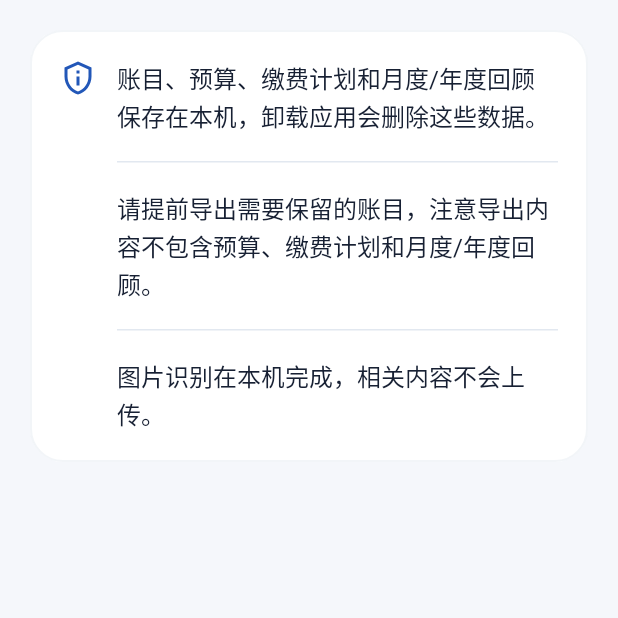
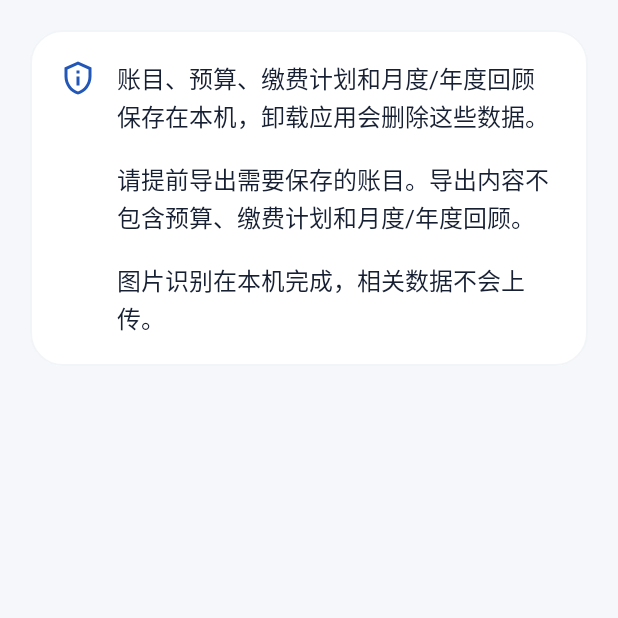
Before and after one commit to Ouniverse-X/AeroLedger, an Android app built with Jetpack Compose: the composable DataPrivacyScreen shown on its own in the app's theme, on a phone screen of 412 x 824 dp, the top half of it. Run offline under Robolectric (Android 15) with nearby library versions, the phone set to English and light mode, and no system bars.

Commit message:
Update data privacy copy without dividers

```diff
--- a/app/src/main/java/cn/edu/buaa/ledger/ui/LedgerRoot.kt
+++ b/app/src/main/java/cn/edu/buaa/ledger/ui/LedgerRoot.kt
@@ -332,10 +332,8 @@ private enum class Destination(val title: String, val icon: androidx.compose.ui.
                 Icon(Icons.Outlined.PrivacyTip,null,tint=MaterialTheme.colorScheme.primary)
                 Column(Modifier.weight(1f),verticalArrangement=Arrangement.spacedBy(18.dp)) {
                     Text("账目、预算、缴费计划和月度/年度回顾保存在本机，卸载应用会删除这些数据。",style=MaterialTheme.typography.bodyLarge)
-                    HorizontalDivider(color=MaterialTheme.colorScheme.outlineVariant)
-                    Text("请提前导出需要保留的账目，注意导出内容不包含预算、缴费计划和月度/年度回顾。",style=MaterialTheme.typography.bodyLarge)
-                    HorizontalDivider(color=MaterialTheme.colorScheme.outlineVariant)
-                    Text("图片识别在本机完成，相关内容不会上传。",style=MaterialTheme.typography.bodyLarge)
+                    Text("请提前导出需要保存的账目。导出内容不包含预算、缴费计划和月度/年度回顾。",style=MaterialTheme.typography.bodyLarge)
+                    Text("图片识别在本机完成，相关数据不会上传。",style=MaterialTheme.typography.bodyLarge)
                 }
             }
         }
```
Also changed, not shown: 1 other file.
